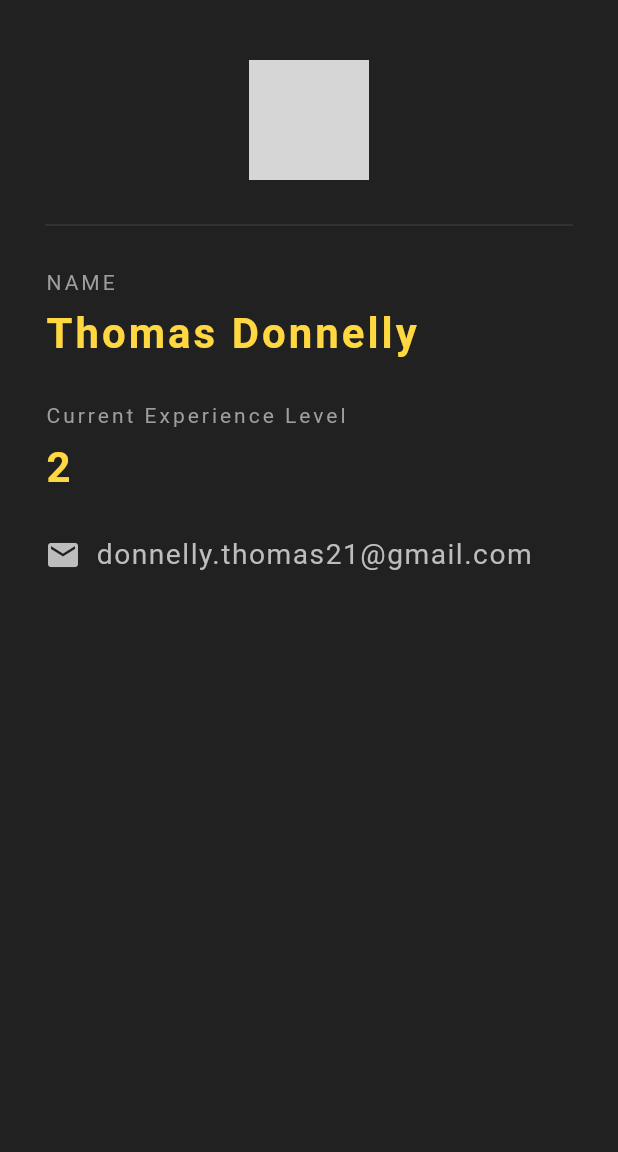
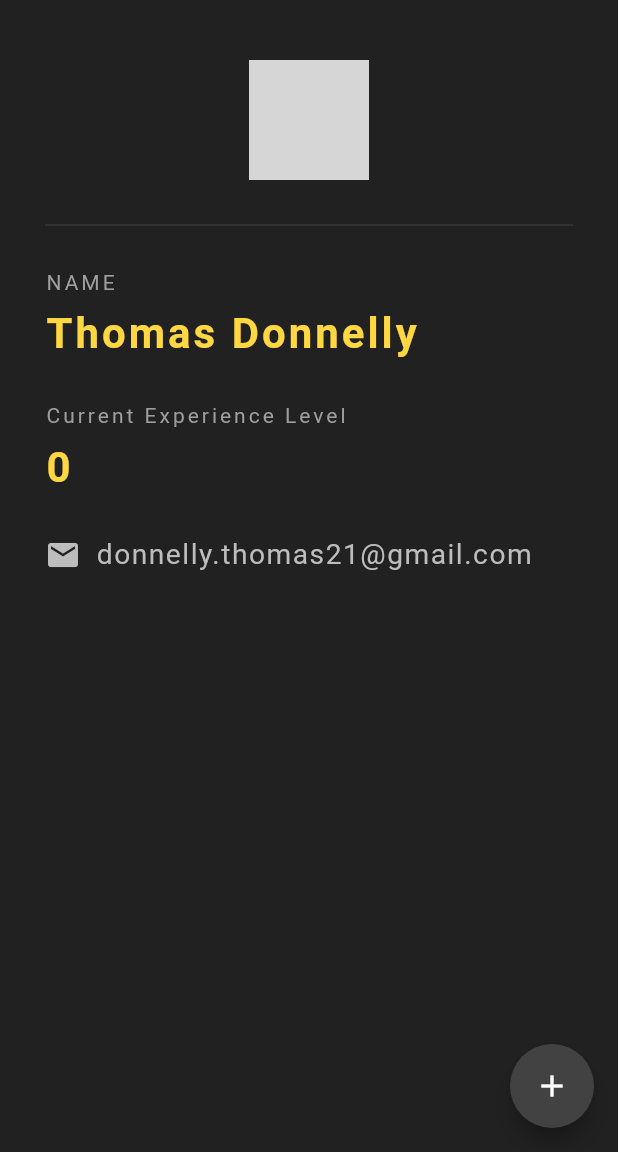
Before and after one commit to donnellythomas/Profile-App, a Flutter app: the screen it shows after launch, on a phone screen of 412 x 824 dp, the part 84-1236 px from its top. Run offline on Flutter 3.47's test engine with Material 2 defaults, Android fonts, the phone set to English and light mode, and no system bars; grey boxes are pictures that could not be loaded.

```diff
--- a/lib/main.dart
+++ b/lib/main.dart
@@ -4,7 +4,15 @@ void main() => runApp(MaterialApp(
   home: ProfileCard(),
 ));
 
-class ProfileCard extends StatelessWidget {
+class ProfileCard extends StatefulWidget {
+  @override
+  _ProfileCardState createState() => _ProfileCardState();
+}
+
+class _ProfileCardState extends State<ProfileCard> {
+
+  int experienceLevel = 0;
+
   @override
   Widget build(BuildContext context) {
     return Scaffold(
@@ -15,6 +23,15 @@ class ProfileCard extends StatelessWidget {
         backgroundColor: Colors.grey[850],
         elevation: 0.0,
       ),
+      floatingActionButton: FloatingActionButton(
+        onPressed: (){
+          setState(() {
+            experienceLevel++;
+          });
+          },
+        child: Icon(Icons.add),
+        backgroundColor: Colors.grey[800],
+        ),
       body: Padding(
         padding: EdgeInsets.fromLTRB(30.0,40.0,30.0,0),
         child: Column(
@@ -22,7 +39,7 @@ class ProfileCard extends StatelessWidget {
           children: <Widget>[
           Center(
             child: CircleAvatar(
-              backgroundImage: AssetImage('assets/ThomasDonnelly.jpg'),
+              backgroundImage: AssetImage('ThomasDonnelly.jpg'),
               radius: 40.0,
 
             ),
@@ -58,7 +75,7 @@ class ProfileCard extends StatelessWidget {
             ),
             SizedBox(height: 10.0,),
             Text(
-              '2',
+              '$experienceLevel',
               style: TextStyle(
                 color: Colors.amberAccent[200],
                 letterSpacing: 2.0,
--- a/pubspec.yaml
+++ b/pubspec.yaml
@@ -41,9 +41,8 @@ flutter:
   uses-material-design: true
 
   # To add assets to your application, add an assets section, like this:
-  # assets:
-  #  - images/a_dot_burr.jpeg
-  #  - images/a_dot_ham.jpeg
+  assets:
+   - assets/
 
   # An image asset can refer to one or more resolution-specific "variants", see
   # https://flutter.dev/assets-and-images/#resolution-aware.
```
